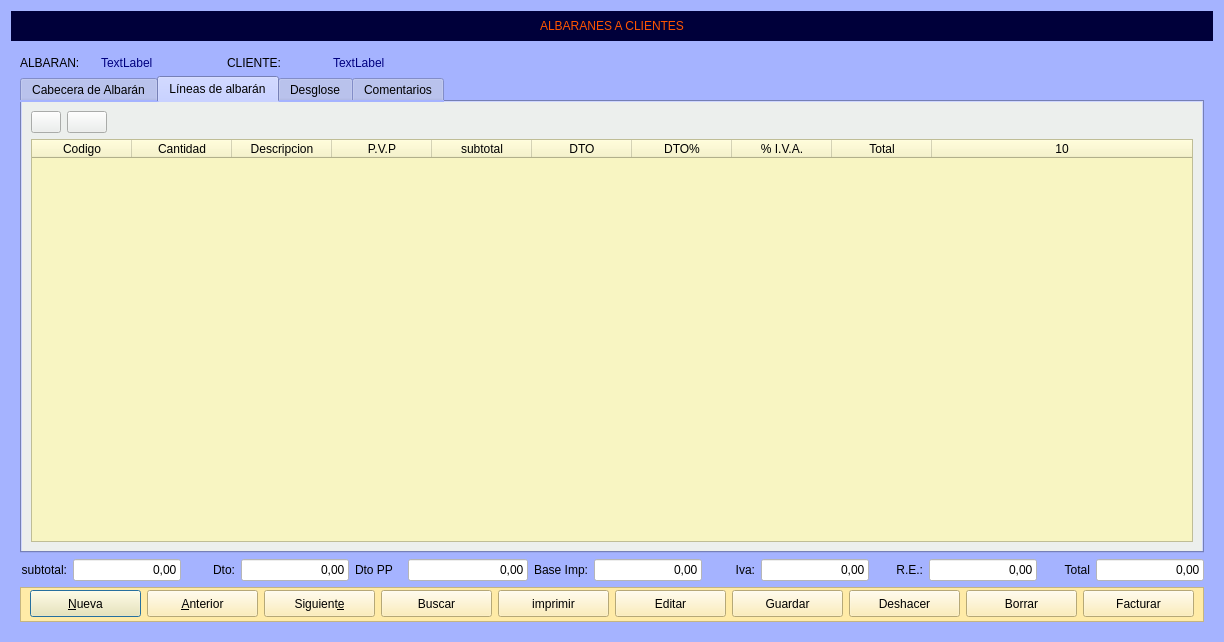
Above: Zona_Ventas/frmalbaran.ui from arcnexus/RedFoX before the change. Below: the same form after it.
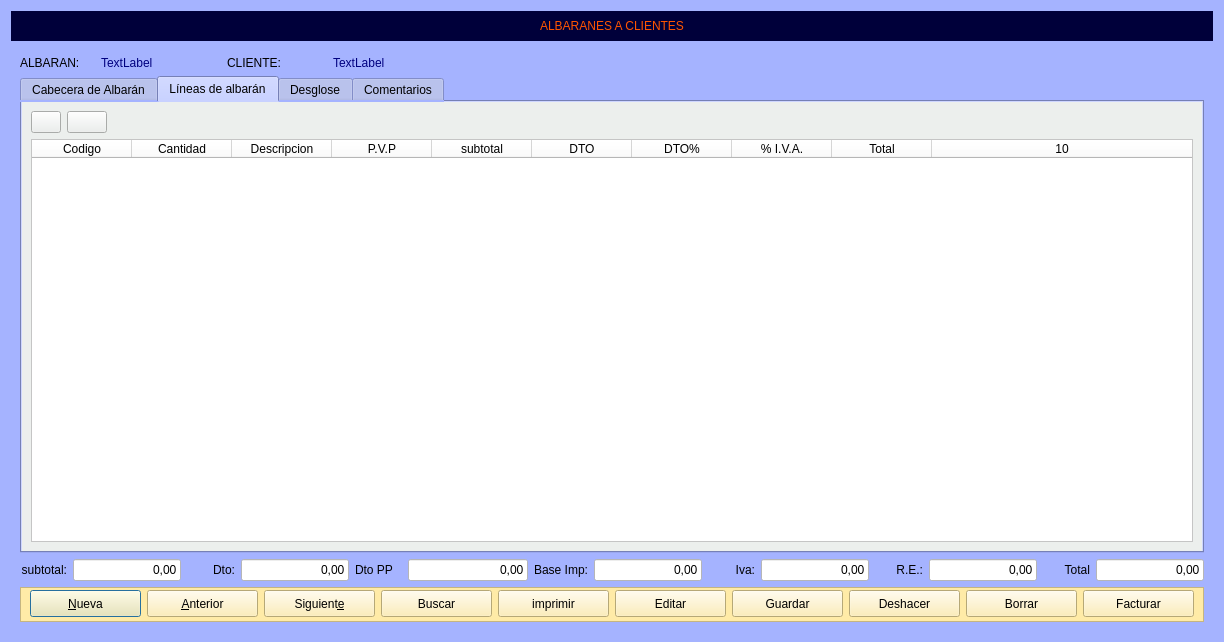
That is the form after the change. Icons and pictures are not drawn.

The edit to the form file:
```diff
--- a/Zona_Ventas/frmalbaran.ui
+++ b/Zona_Ventas/frmalbaran.ui
@@ -1779,9 +1779,8 @@
               </sizepolicy>
              </property>
              <property name="styleSheet">
-              <string notr="true">alternate-background-color: rgb(255, 255, 255);
-font: 8pt &quot;Sans&quot;;
-background-color: rgb(248, 245, 194);</string>
+              <string notr="true">background-color: rgb(255, 255, 255);
+alternate-background-color: rgb(252, 255, 187);</string>
              </property>
              <property name="horizontalScrollBarPolicy">
               <enum>Qt::ScrollBarAsNeeded</enum>
```
